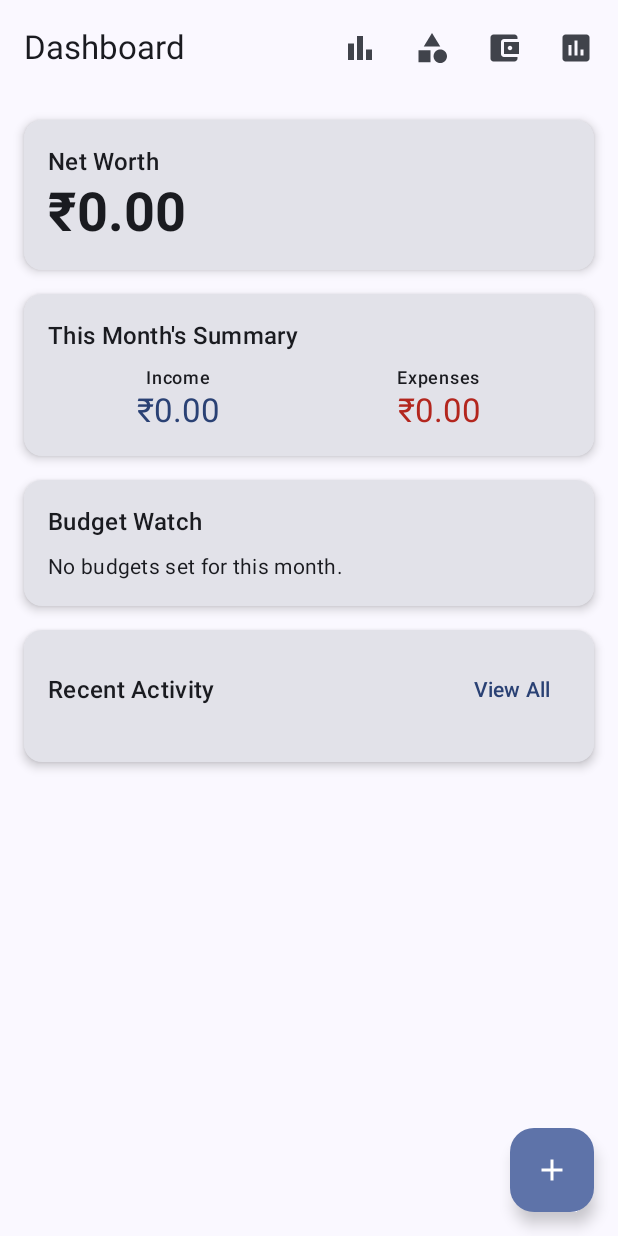
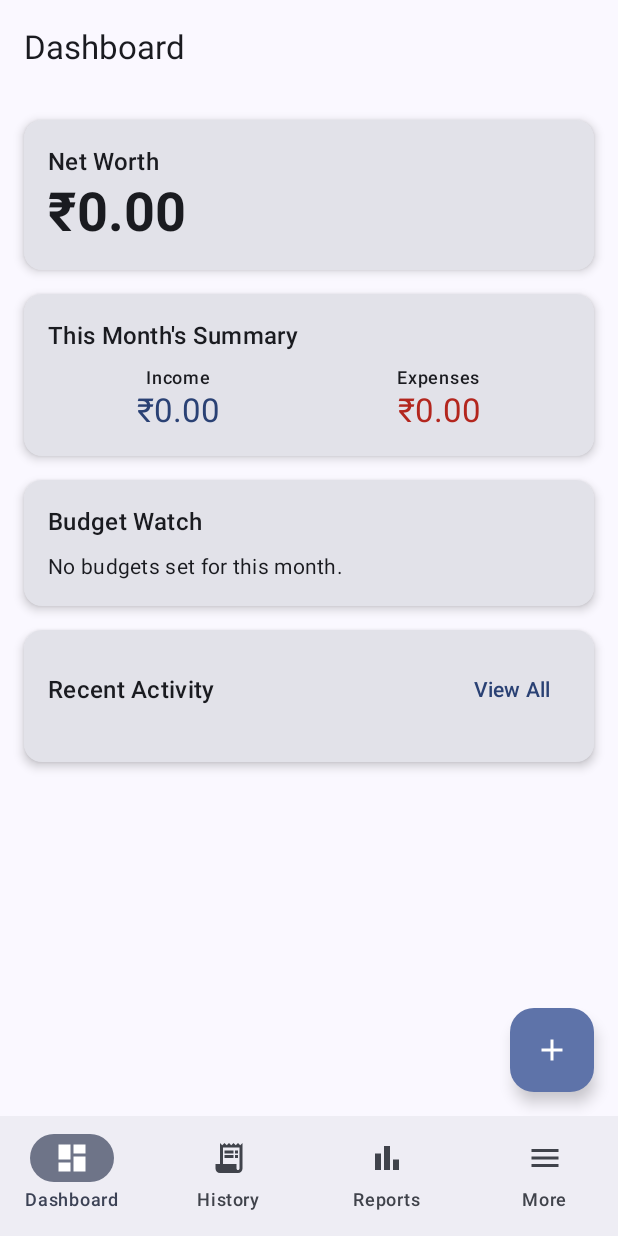
Before and after one commit to PrajwalMadhyastha/PersonalFinanceApp-Android, an Android app built with Jetpack Compose: the screen it shows after launch (MainActivity), on a phone screen of 412 x 824 dp. Run offline under Robolectric (Android 15) with nearby library versions, the phone set to English and light mode, and no system bars; our stand-ins replace Room's generated code; libraries missing offline, so code that uses them is left out: com.github.mikephil.charting; 1 statement that could not run was skipped.

Commit message:
feat(android): Implement Material3 bottom navigation bar

```diff
--- a/app/src/main/java/com/example/personalfinanceapp/MainActivity.kt
+++ b/app/src/main/java/com/example/personalfinanceapp/MainActivity.kt
@@ -1,6 +1,6 @@
 package com.example.personalfinanceapp
 
-import android.graphics.Color as AndroidColor // Use an alias to avoid conflict
+import android.graphics.Color as AndroidColor
 import android.os.Bundle
 import androidx.activity.ComponentActivity
 import androidx.activity.compose.setContent
@@ -20,15 +20,19 @@ import androidx.compose.ui.Alignment
 import androidx.compose.ui.Modifier
 import androidx.compose.ui.draw.clip
 import androidx.compose.ui.graphics.Color
+import androidx.compose.ui.graphics.vector.ImageVector
 import androidx.compose.ui.text.font.FontWeight
 import androidx.compose.ui.text.input.KeyboardType
 import androidx.compose.ui.unit.dp
 import androidx.compose.ui.viewinterop.AndroidView
 import androidx.lifecycle.viewmodel.compose.viewModel
 import androidx.navigation.NavController
+import androidx.navigation.NavDestination.Companion.hierarchy
+import androidx.navigation.NavGraph.Companion.findStartDestination
 import androidx.navigation.NavType
 import androidx.navigation.compose.NavHost
 import androidx.navigation.compose.composable
+import androidx.navigation.compose.currentBackStackEntryAsState
 import androidx.navigation.compose.rememberNavController
 import androidx.navigation.navArgument
 import com.example.personalfinanceapp.ui.theme.PersonalFinanceAppTheme
@@ -39,6 +43,14 @@ import kotlinx.coroutines.flow.map
 import java.text.SimpleDateFormat
 import java.util.*
 
+// --- NEW: Data class to define our main navigation destinations ---
+sealed class BottomNavItem(val route: String, val icon: ImageVector, val label: String) {
+    object Dashboard : BottomNavItem("dashboard", Icons.Default.Dashboard, "Dashboard")
+    object Transactions : BottomNavItem("transaction_list", Icons.Default.ReceiptLong, "History")
+    object Reports : BottomNavItem("reports_screen", Icons.Default.BarChart, "Reports")
+    object More : BottomNavItem("more_screen", Icons.Default.Menu, "More")
+}
+
 class MainActivity : ComponentActivity() {
     override fun onCreate(savedInstanceState: Bundle?) {
         super.onCreate(savedInstanceState)
@@ -51,9 +63,13 @@ class MainActivity : ComponentActivity() {
     }
 }
 
+// --- UPDATED: FinanceApp now sets up the main Scaffold and NavHost ---
+@OptIn(ExperimentalMaterial3Api::class)
 @Composable
 fun FinanceApp() {
     val navController = rememberNavController()
+
+    // --- ViewModels ---
     val transactionViewModel: TransactionViewModel = viewModel()
     val accountViewModel: AccountViewModel = viewModel()
     val budgetViewModel: BudgetViewModel = viewModel()
@@ -61,13 +77,59 @@ fun FinanceApp() {
     val categoryViewModel: CategoryViewModel = viewModel()
     val reportsViewModel: ReportsViewModel = viewModel()
 
-    NavHost(navController = navController, startDestination = "dashboard") {
-        composable("dashboard") {
+    // --- List of main navigation items ---
+    val items = listOf(
+        BottomNavItem.Dashboard,
+        BottomNavItem.Transactions,
+        BottomNavItem.Reports,
+        BottomNavItem.More,
+    )
+
+    Scaffold(
+        bottomBar = {
+            NavigationBar {
+                val navBackStackEntry by navController.currentBackStackEntryAsState()
+                val currentDestination = navBackStackEntry?.destination
+
+                items.forEach { screen ->
+                    NavigationBarItem(
+                        icon = { Icon(screen.icon, contentDescription = screen.label) },
+                        label = { Text(screen.label) },
+                        selected = currentDestination?.hierarchy?.any { it.route == screen.route } == true,
+                        onClick = {
+                            navController.navigate(screen.route) {
+                                popUpTo(navController.graph.findStartDestination().id) {
+                                    saveState = true
+                                }
+                                launchSingleTop = true
+                                restoreState = true
+                            }
+                        }
+                    )
+                }
+            }
+        }
+    ) { innerPadding ->
+        NavHost(
+            navController = navController,
+            startDestination = BottomNavItem.Dashboard.route, // Start on Dashboard
+            modifier = Modifier.padding(innerPadding)
+        ) {
+            composable(BottomNavItem.Dashboard.route) {
                 DashboardScreen(navController = navController, viewModel = dashboardViewModel)
             }
-        composable("transaction_list") {
+            composable(BottomNavItem.Transactions.route) {
                 TransactionListScreen(navController = navController, viewModel = transactionViewModel)
             }
+            composable(BottomNavItem.Reports.route) {
+                ReportsScreen(navController = navController, viewModel = reportsViewModel)
+            }
+            // --- NEW: A "More" screen to hold links to management pages ---
+            composable(BottomNavItem.More.route) {
+                MoreScreen(navController = navController)
+            }
+
+            // --- Secondary screens (not in bottom nav) ---
             composable("add_transaction") {
                 AddTransactionScreen(navController = navController, viewModel = transactionViewModel)
             }
@@ -138,8 +200,6 @@ fun FinanceApp() {
                     )
                 }
             }
-        composable("reports_screen") {
-            ReportsScreen(navController = navController, viewModel = reportsViewModel)
         }
     }
 }
@@ -156,23 +216,7 @@ fun DashboardScreen(navController: NavController, viewModel: DashboardViewModel)
 
     Scaffold(
         topBar = {
-            TopAppBar(
-                title = { Text("Dashboard") },
-                actions = {
-                    IconButton(onClick = { navController.navigate("reports_screen") }) {
-                        Icon(imageVector = Icons.Default.BarChart, contentDescription = "Reports")
-                    }
-                    IconButton(onClick = { navController.navigate("category_list") }) {
-                        Icon(imageVector = Icons.Default.Category, contentDescription = "Categories")
-                    }
-                    IconButton(onClick = { navController.navigate("account_list") }) {
-                        Icon(imageVector = Icons.Default.AccountBalanceWallet, contentDescription = "Accounts")
-                    }
-                    IconButton(onClick = { navController.navigate("budget_screen") }) {
-                        Icon(imageVector = Icons.Default.Assessment, contentDescription = "Budgets")
-                    }
-                }
-            )
+            TopAppBar(title = { Text("Dashboard") })
         },
         floatingActionButton = {
             FloatingActionButton(onClick = { navController.navigate("add_transaction") }) {
@@ -189,6 +233,143 @@ fun DashboardScreen(navController: NavController, viewModel: DashboardViewModel)
             item { MonthlySummaryCard(income = monthlyIncome, expenses = monthlyExpenses) }
             item { BudgetWatchCard(budgetStatus = budgetStatus) }
             item { RecentActivityCard(transactions = recentTransactions, navController = navController) }
+        }
+    }
+}
+
+// --- NEW: A "More" screen for navigating to management pages ---
+@OptIn(ExperimentalMaterial3Api::class)
+@Composable
+fun MoreScreen(navController: NavController) {
+    Scaffold(
+        topBar = {
+            TopAppBar(title = { Text("More Options") })
+        }
+    ) { innerPadding ->
+        Column(modifier = Modifier.padding(innerPadding)) {
+            ListItem(
+                headlineContent = { Text("Manage Accounts") },
+                leadingContent = { Icon(Icons.Default.AccountBalanceWallet, contentDescription = null) },
+                modifier = Modifier.clickable { navController.navigate("account_list") }
+            )
+            Divider()
+            ListItem(
+                headlineContent = { Text("Manage Categories") },
+                leadingContent = { Icon(Icons.Default.Category, contentDescription = null) },
+                modifier = Modifier.clickable { navController.navigate("category_list") }
+            )
+            Divider()
+            ListItem(
+                headlineContent = { Text("Manage Budgets") },
+                leadingContent = { Icon(Icons.Default.Assessment, contentDescription = null) },
+                modifier = Modifier.clickable { navController.navigate("budget_screen") }
+            )
+            Divider()
+        }
+    }
+}
+
+// --- UPDATED: TransactionListScreen now has a simpler TopAppBar ---
+@OptIn(ExperimentalMaterial3Api::class)
+@Composable
+fun TransactionListScreen(navController: NavController, viewModel: TransactionViewModel) {
+    val transactions by viewModel.allTransactions.collectAsState(initial = emptyList())
+    Scaffold(
+        topBar = {
+            TopAppBar(title = { Text("Transaction History") })
+        },
+        floatingActionButton = {
+            FloatingActionButton(onClick = { navController.navigate("add_transaction") }) {
+                Icon(Icons.Filled.Add, contentDescription = "Add transaction")
+            }
+        }
+    ) { innerPadding ->
+        TransactionList(transactions = transactions, navController = navController)
+    }
+}
+
+// --- UPDATED: ReportsScreen now has a simpler TopAppBar ---
+@OptIn(ExperimentalMaterial3Api::class)
+@Composable
+fun ReportsScreen(navController: NavController, viewModel: ReportsViewModel) {
+    val pieData by viewModel.spendingByCategoryPieData.collectAsState(initial = null)
+
+    Scaffold(
+        topBar = {
+            TopAppBar(title = { Text("Reports for ${viewModel.monthYear}") })
+        }
+    ) { innerPadding ->
+        Column(
+            modifier = Modifier
+                .fillMaxSize()
+                .padding(innerPadding)
+                .padding(16.dp)
+        ) {
+            if (pieData == null || pieData?.entryCount == 0) {
+                Box(modifier = Modifier.fillMaxSize(), contentAlignment = Alignment.Center) {
+                    Text("No expense data for this month to generate a report.")
+                }
+            } else {
+                Card(modifier = Modifier.fillMaxWidth()) {
+                    Column(modifier = Modifier.padding(16.dp), horizontalAlignment = Alignment.CenterHorizontally) {
+                        Text("Spending by Category", style = MaterialTheme.typography.titleLarge)
+                        Spacer(modifier = Modifier.height(16.dp))
+
+                        AndroidView(
+                            factory = { context ->
+                                PieChart(context).apply {
+                                    description.isEnabled = false
+                                    isDrawHoleEnabled = true
+                                    setEntryLabelColor(AndroidColor.BLACK)
+                                    setEntryLabelTextSize(12f)
+                                    legend.isEnabled = false
+                                }
+                            },
+                            update = { chart ->
+                                chart.data = pieData
+                                chart.invalidate()
+                            },
+                            modifier = Modifier
+                                .fillMaxWidth()
+                                .height(350.dp)
+                        )
+                        Spacer(modifier = Modifier.height(16.dp))
+                        ChartLegend(pieData = pieData)
+                    }
+                }
+            }
+        }
+    }
+}
+
+
+// ... The rest of your file is unchanged, but included below for completeness ...
+@Composable
+fun ChartLegend(pieData: PieData?) {
+    // Safely get the dataset from the PieData object.
+    val dataSet = pieData?.dataSet as? PieDataSet ?: return
+
+    // Use a classic for loop for maximum compatibility with the Java library.
+    // This explicitly gets each entry and its corresponding color by index.
+    Column {
+        for (i in 0 until dataSet.entryCount) {
+            val entry = dataSet.getEntryForIndex(i)
+            val color = dataSet.getColor(i)
+
+            Row(
+                verticalAlignment = Alignment.CenterVertically,
+                modifier = Modifier.padding(vertical = 4.dp)
+            ) {
+                Box(
+                    modifier = Modifier
+                        .size(12.dp)
+                        .clip(CircleShape)
+                        .background(Color(color)) // Convert the Android integer color to a Compose Color
+                )
+                Spacer(modifier = Modifier.width(8.dp))
+                // The 'label' property of PieEntry holds the category name.
+                Text(text = "${entry.label} - ₹${"%.2f".format(entry.value)}")
+            }
         }
     }
 }
@@ -287,33 +468,6 @@ fun RecentActivityCard(transactions: List<TransactionDetails>, navController: Na
                 })
             }
         }
-    }
-}
-
-
-// --- Transaction Screens ---
-@OptIn(ExperimentalMaterial3Api::class)
-@Composable
-fun TransactionListScreen(navController: NavController, viewModel: TransactionViewModel) {
-    val transactions by viewModel.allTransactions.collectAsState(initial = emptyList())
-    Scaffold(
-        topBar = {
-            TopAppBar(
-                title = { Text("Transactions") },
-                actions = {
-                    IconButton(onClick = { navController.navigate("dashboard") }) {
-                        Icon(imageVector = Icons.Default.Home, contentDescription = "Dashboard")
-                    }
-                }
-            )
-        },
-        floatingActionButton = {
-            FloatingActionButton(onClick = { navController.navigate("add_transaction") }) {
-                Icon(Icons.Filled.Add, contentDescription = "Add transaction")
-            }
-        }
-    ) { innerPadding ->
-        TransactionList(transactions = transactions, navController = navController)
     }
 }
 
@@ -773,21 +927,8 @@ fun AccountListScreen(navController: NavController, viewModel: AccountViewModel)
                     IconButton(onClick = { navController.popBackStack() }) {
                         Icon(imageVector = Icons.Filled.ArrowBack, contentDescription = "Back")
                     }
-                },
-                actions = {
-                    IconButton(onClick = { navController.navigate("dashboard") }) {
-                        Icon(imageVector = Icons.Default.Home, contentDescription = "Dashboard")
-                    }
-                    IconButton(onClick = { navController.navigate("budget_screen") }) {
-                        Icon(imageVector = Icons.Default.Assessment, contentDescription = "Budgets")
-                    }
-                }
-            )
-        },
-        floatingActionButton = {
-            FloatingActionButton(onClick = { navController.navigate("add_account") }) {
-                Icon(imageVector = Icons.Filled.Add, contentDescription = "Add Account")
-            }
+                }
+            )
         }
     ) { innerPadding ->
         LazyColumn(
@@ -1595,93 +1736,3 @@ fun TimePickerDialog(
         }
     )
 }
-
-@OptIn(ExperimentalMaterial3Api::class)
-@Composable
-fun ReportsScreen(navController: NavController, viewModel: ReportsViewModel) {
-    val pieData by viewModel.spendingByCategoryPieData.collectAsState(initial = null)
-
-    Scaffold(
-        topBar = {
-            TopAppBar(
-                title = { Text("Reports for ${viewModel.monthYear}") },
-                navigationIcon = {
-                    IconButton(onClick = { navController.popBackStack() }) {
-                        Icon(imageVector = Icons.Filled.ArrowBack, contentDescription = "Back")
-                    }
-                }
-            )
-        }
-    ) { innerPadding ->
-        Column(
-            modifier = Modifier
-                .fillMaxSize()
-                .padding(innerPadding)
-                .padding(16.dp)
-        ) {
-            if (pieData == null || pieData?.entryCount == 0) {
-                Box(modifier = Modifier.fillMaxSize(), contentAlignment = Alignment.Center) {
-                    Text("No expense data for this month to generate a report.")
-                }
-            } else {
-                Card(modifier = Modifier.fillMaxWidth()) {
-                    Column(modifier = Modifier.padding(16.dp), horizontalAlignment = Alignment.CenterHorizontally) {
-                        Text("Spending by Category", style = MaterialTheme.typography.titleLarge)
-                        Spacer(modifier = Modifier.height(16.dp))
-
-                        AndroidView(
-                            factory = { context ->
-                                PieChart(context).apply {
-                                    description.isEnabled = false
-                                    isDrawHoleEnabled = true
-                                    setEntryLabelColor(AndroidColor.BLACK)
-                                    setEntryLabelTextSize(12f)
-                                    legend.isEnabled = false
-                                }
-                            },
-                            update = { chart ->
-                                chart.data = pieData
-                                chart.invalidate()
-                            },
-                            modifier = Modifier
-                                .fillMaxWidth()
-                                .height(350.dp)
-                        )
-                        Spacer(modifier = Modifier.height(16.dp))
-                        ChartLegend(pieData = pieData)
-                    }
-                }
-            }
-        }
-    }
-}
-
-@Composable
-fun ChartLegend(pieData: PieData?) {
-    // Safely get the dataset from the PieData object.
-    val dataSet = pieData?.dataSet as? PieDataSet ?: return
-
-    // Use a classic for loop for maximum compatibility with the Java library.
-    // This explicitly gets each entry and its corresponding color by index.
-    Column {
-        for (i in 0 until dataSet.entryCount) {
-            val entry = dataSet.getEntryForIndex(i)
-            val color = dataSet.getColor(i)
-
-            Row(
-                verticalAlignment = Alignment.CenterVertically,
-                modifier = Modifier.padding(vertical = 4.dp)
-            ) {
-                Box(
-                    modifier = Modifier
-                        .size(12.dp)
-                        .clip(CircleShape)
-                        .background(Color(color)) // Convert the Android integer color to a Compose Color
-                )
-                Spacer(modifier = Modifier.width(8.dp))
-                // The 'label' property of PieEntry holds the category name.
-                Text(text = "${entry.label} - ₹${"%.2f".format(entry.value)}")
-            }
-        }
-    }
-}
```
Lines whose indentation alone changed are shown as unchanged.
